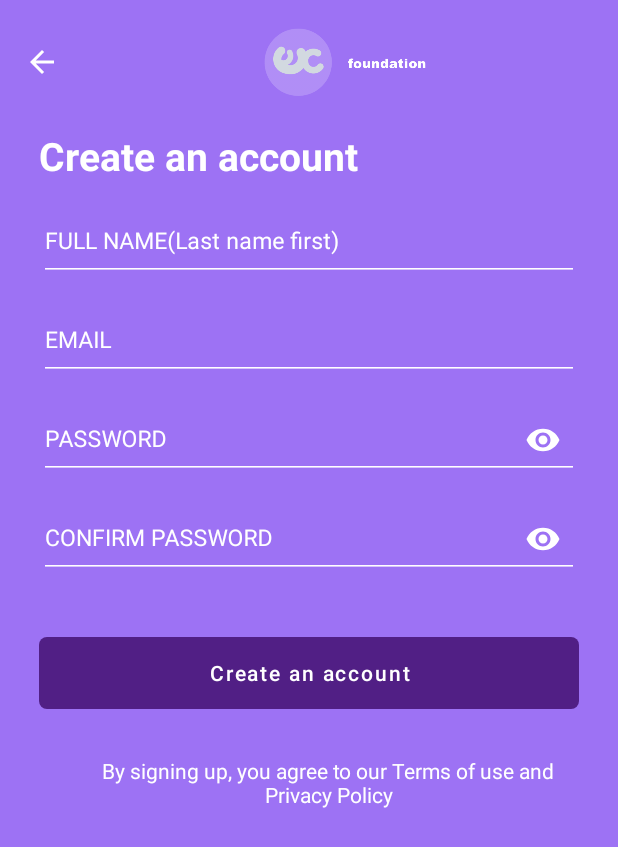
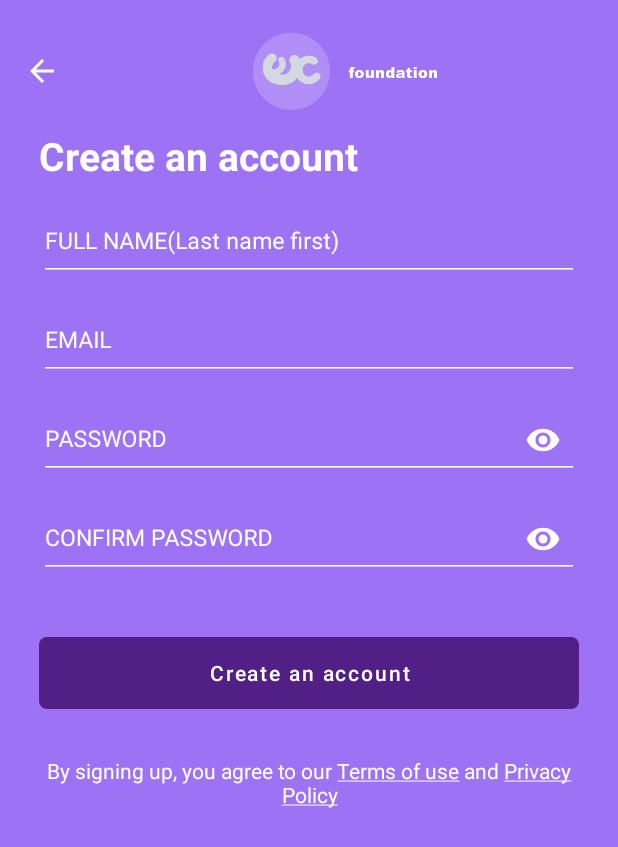
Before and after one commit to darothub/HAEMCAM, an Android app: the CreateAccountFragment screen opened through its navigation route, on a phone screen of 412 x 824 dp. Shown: the top 847 px of the screen. Run offline under Robolectric (Android 15) with nearby library versions, the light colour scheme and no system bars; our stand-ins replace sdp/ssp sizes.

Commit message:
added partial span text for tnc

```diff
--- a/app/src/main/java/ng/com/thewhitecellfoundation/haemcam/ui/CreateAccountFragment.kt
+++ b/app/src/main/java/ng/com/thewhitecellfoundation/haemcam/ui/CreateAccountFragment.kt
@@ -4,11 +4,13 @@ import android.os.Bundle
 import android.view.LayoutInflater
 import android.view.View
 import android.view.ViewGroup
+import android.widget.Toast
 import androidx.fragment.app.Fragment
 import ng.com.thewhitecellfoundation.haemcam.R
 import ng.com.thewhitecellfoundation.haemcam.databinding.FragmentCreateAccountBinding
 import ng.com.thewhitecellfoundation.haemcam.databinding.ReusableToolbarBinding
 import ng.com.thewhitecellfoundation.navigation.navigator.Navigator
+import ng.com.thewhitecellfoundation.utils.string.setPartialSpan
 
 /**
  * A simple [Fragment] subclass.
@@ -18,7 +20,7 @@ import ng.com.thewhitecellfoundation.navigation.navigator.Navigator
 class CreateAccountFragment : Fragment() {
     private var _binding: FragmentCreateAccountBinding? = null
     private val binding get() = _binding!!
-    private var reusableToolbarBinding: ReusableToolbarBinding ? = null
+    private var reusableToolbarBinding: ReusableToolbarBinding? = null
 
     override fun onCreateView(
         inflater: LayoutInflater,
@@ -35,6 +37,21 @@ class CreateAccountFragment : Fragment() {
     override fun onViewCreated(view: View, savedInstanceState: Bundle?) {
         super.onViewCreated(view, savedInstanceState)
 
+        binding.termAndConditionTv.setPartialSpan(
+            Pair(
+                "Terms of use",
+                {
+                    Toast.makeText(requireContext(), "Terms of use Clicked", Toast.LENGTH_SHORT).show()
+                }
+            ),
+            Pair(
+                "Privacy Policy",
+                {
+                    Toast.makeText(requireContext(), "Privacy Policy Clicked", Toast.LENGTH_SHORT).show()
+                }
+            )
+        )
+
         reusableToolbarBinding?.reusableToolbar?.setNavigationOnClickListener {
             (requireActivity() as Navigator).goto(R.id.homeFragment)
         }
--- a/app/src/main/res/layout/fragment_create_account.xml
+++ b/app/src/main/res/layout/fragment_create_account.xml
@@ -4,6 +4,8 @@
     android:layout_width="match_parent"
     android:layout_height="match_parent"
     xmlns:app="http://schemas.android.com/apk/res-auto"
+    android:fillViewport="true"
+    android:fitsSystemWindows="true"
     tools:context=".ui.CreateAccountFragment">
 
     <androidx.constraintlayout.widget.ConstraintLayout
@@ -136,7 +138,6 @@
             app:layout_constraintStart_toStartOf="@id/sign_up_btn"
             app:layout_constraintEnd_toEndOf="@id/sign_up_btn"
             android:layout_marginTop="@dimen/_24sdp"
-            android:layout_marginStart="@dimen/_20sdp"
             android:textColor="@color/white"
              />
 
--- a/app/src/main/res/layout/fragment_home.xml
+++ b/app/src/main/res/layout/fragment_home.xml
@@ -5,6 +5,7 @@
     android:layout_width="match_parent"
     android:layout_height="match_parent"
     android:fillViewport="true"
+    android:fitsSystemWindows="true"
     android:id="@+id/home_frag_root"
     >
     <androidx.constraintlayout.widget.ConstraintLayout
--- a/app/src/main/res/layout/reusable_toolbar.xml
+++ b/app/src/main/res/layout/reusable_toolbar.xml
@@ -3,8 +3,7 @@
     android:id="@+id/reusable_toolbar"
     android:layout_width="match_parent"
     android:layout_height="wrap_content"
-    android:elevation="@dimen/_10sdp"
-    android:layout_marginTop="@dimen/_10sdp"
+    android:layout_marginTop="@dimen/_15sdp"
     android:background="@color/primary_color"
     app:buttonGravity="center_vertical"
     android:paddingStart="0dp"
@@ -17,7 +16,7 @@
     <ImageView
         android:id="@+id/toolbar_iv"
         android:layout_width="wrap_content"
-        android:layout_height="@dimen/_35sdp"
+        android:layout_height="@dimen/_40sdp"
         app:srcCompat="@drawable/wc_foundation"
 
         />
--- /dev/null
+++ b/utils/src/main/java/ng/com/thewhitecellfoundation/utils/string/Extensions.kt
@@ -0,0 +1,38 @@
+package ng.com.thewhitecellfoundation.utils.string
+
+import android.text.*
+import android.text.method.LinkMovementMethod
+import android.text.style.ClickableSpan
+import android.view.View
+import android.widget.TextView
+
+fun TextView.setPartialSpan(vararg links: Pair<String, () -> Unit>) {
+    val spannableString = SpannableString(this.text)
+    links.forEach {
+        val clickableSpan: ClickableSpan = object : ClickableSpan() {
+            override fun onClick(view: View) {
+                it.second.invoke()
+            }
+            // Change color and remove underline
+            override fun updateDrawState(ds: TextPaint) {
+                super.updateDrawState(ds)
+                ds.color = this@setPartialSpan.textColors.defaultColor
+                ds.isUnderlineText = true
+            }
+        }
+        val text = this.text.toString()
+        if (text.contains(it.first)) {
+            val textIndex = text.indexOf(it.first)
+            spannableString.setSpan(
+                clickableSpan,
+                textIndex,
+                textIndex + it.first.length,
+                Spanned.SPAN_EXCLUSIVE_EXCLUSIVE
+            )
+            this.movementMethod =
+                LinkMovementMethod.getInstance()
+            this.setText(spannableString, TextView.BufferType.SPANNABLE)
+        }
+
+    }
+}
```
